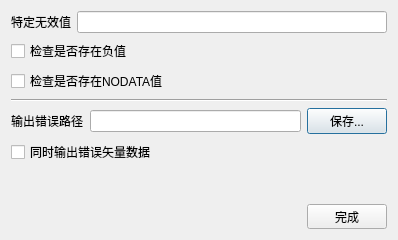
The window that ui/ipfModelerInvalidValueCheckDialog.ui (RenShuYuan/IPF) describes before a commit, drawn with Qt 5.
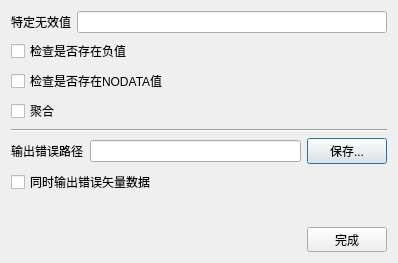
The same window after the commit.

Commit message: 聚合修改

Patch:
```diff
--- a/ui/ipfModelerInvalidValueCheckDialog.ui
+++ b/ui/ipfModelerInvalidValueCheckDialog.ui
@@ -7,7 +7,7 @@
     <x>0</x>
     <y>0</y>
     <width>398</width>
-    <height>240</height>
+    <height>263</height>
    </rect>
   </property>
   <property name="windowTitle">
@@ -76,6 +76,30 @@
      </item>
     </layout>
    </item>
+   <item>
+    <layout class="QHBoxLayout" name="horizontalLayout_7">
+     <item>
+      <widget class="QCheckBox" name="checkBox_4">
+       <property name="text">
+        <string>聚合</string>
+       </property>
+      </widget>
+     </item>
+     <item>
+      <spacer name="horizontalSpacer_2">
+       <property name="orientation">
+        <enum>Qt::Horizontal</enum>
+       </property>
+       <property name="sizeHint" stdset="0">
+        <size>
+         <width>40</width>
+         <height>20</height>
+        </size>
+       </property>
+      </spacer>
+     </item>
+    </layout>
+   </item>
    <item>
     <widget class="Line" name="line">
      <property name="orientation">
```
The commit also changes 19 other files.
